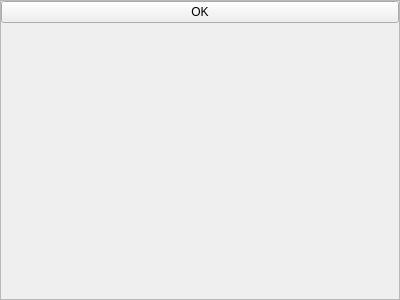
OpenDigitalTwin-Dev/FENGSim, file starter/FENGSim/SPC/SPCDockWidget.ui: the form before one commit.
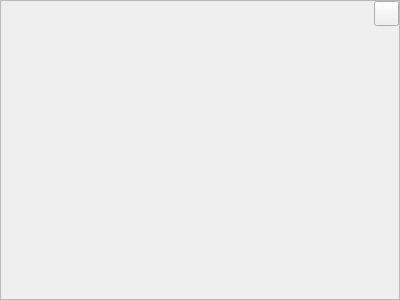
The form after the commit. Icons and pictures are not drawn.

Patch:
```diff
--- a/starter/FENGSim/SPC/SPCDockWidget.ui
+++ b/starter/FENGSim/SPC/SPCDockWidget.ui
@@ -48,16 +48,49 @@
        <number>0</number>
       </property>
       <item>
+       <layout class="QHBoxLayout" name="horizontalLayout_2">
+        <item>
+         <spacer name="horizontalSpacer">
+          <property name="orientation">
+           <enum>Qt::Horizontal</enum>
+          </property>
+          <property name="sizeHint" stdset="0">
+           <size>
+            <width>40</width>
+            <height>20</height>
+           </size>
+          </property>
+         </spacer>
+        </item>
+        <item>
        <widget class="QPushButton" name="pushButton">
+          <property name="minimumSize">
+           <size>
+            <width>25</width>
+            <height>25</height>
+           </size>
+          </property>
+          <property name="maximumSize">
+           <size>
+            <width>25</width>
+            <height>25</height>
+           </size>
+          </property>
         <property name="font">
          <font>
           <pointsize>9</pointsize>
          </font>
         </property>
         <property name="text">
-         <string>OK</string>
-        </property>
-       </widget>
+           <string/>
+          </property>
+          <property name="icon">
+           <iconset resource="../AMWindow.qrc">
+            <normaloff>:/amwind/figure/am_wind/ok.png</normaloff>:/amwind/figure/am_wind/ok.png</iconset>
+          </property>
+         </widget>
+        </item>
+       </layout>
       </item>
       <item>
        <spacer name="verticalSpacer">
```
Left out of the diff: 4 changed lines with no effect on the pictures. Lines whose indentation alone changed are shown as unchanged.
